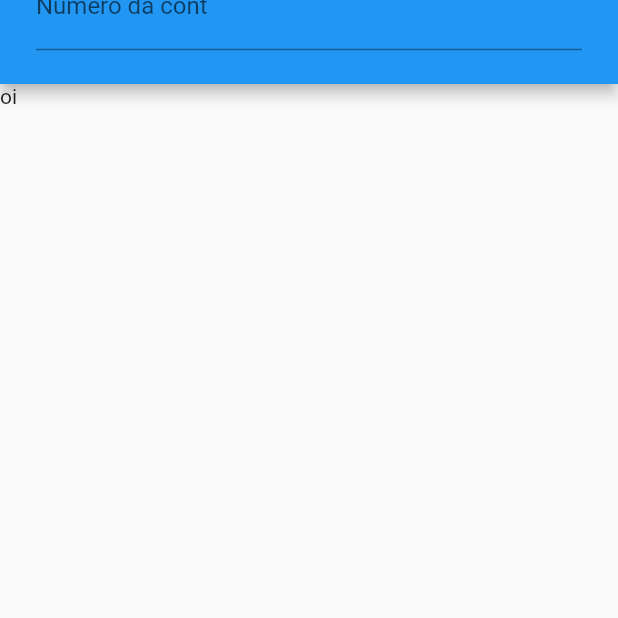
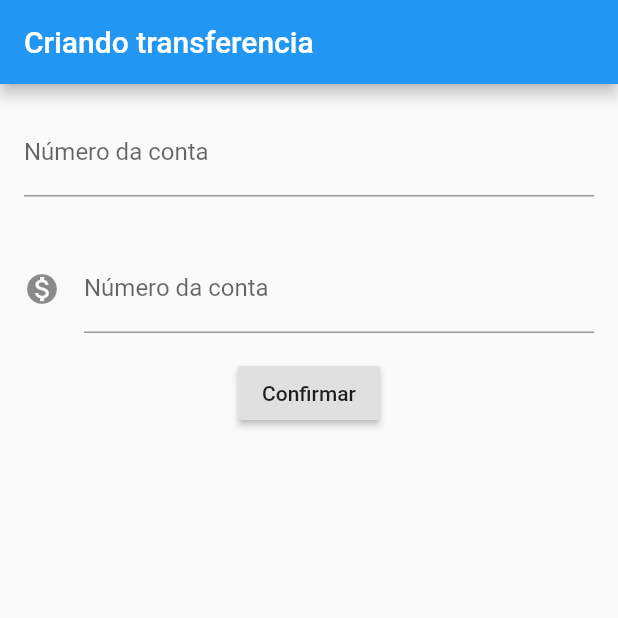
Before and after one commit to Italo-Castro/CyteBank, a Flutter app: the screen it shows after launch, on a phone screen of 412 x 824 dp, the top half of it. Run offline on Flutter 3.47's test engine with Material 2 defaults, Android fonts, the phone set to English and light mode, and no system bars.

Commit message:
Montando o layout do formulario

```diff
--- a/lib/main.dart
+++ b/lib/main.dart
@@ -39,24 +39,40 @@ class FormularioTransferencia extends StatelessWidget {
   Widget build(BuildContext context) {
     return Scaffold(
         appBar: AppBar(
-          title: Column(
+          title: Text("Criando transferencia")
+        ),
+      body:Column(
             children: [
               Padding(
-                padding: const EdgeInsets.all(8.0),
+                padding: const EdgeInsets.all(16.0),
                 child: TextField(
                   style: TextStyle(
                     fontSize: 16.0
                   ),
                   decoration: InputDecoration(
-                      labelText: 'Número da cont',
+                      labelText: 'Número da conta',
                       hintText: '00'),
+                  keyboardType: TextInputType.number,
                 ),
               ),
-              TextField()
+              Padding(
+                padding: const EdgeInsets.all(16.0),
+                child: TextField(
+                  style: TextStyle(
+                    fontSize: 16.0
+                  ),
+                  decoration: InputDecoration(
+                    icon: Icon(Icons.monetization_on),
+                      labelText: 'Número da conta',
+                      hintText: '00.0'),
+                  keyboardType: TextInputType.number,
+                ),
+              ),
+              RaisedButton(onPressed: (){},
+              child: Text("Confirmar"),)
             ],
           ),
-        ),
-        body: Text("oi"));
+        );
   }
 }
 
```
